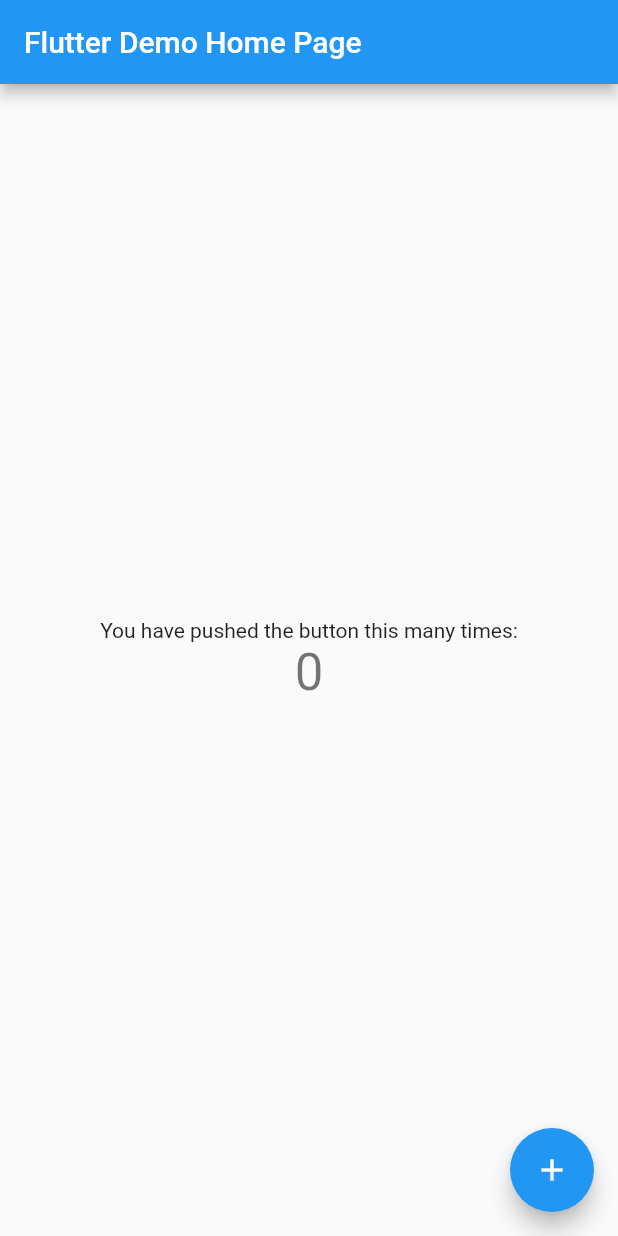
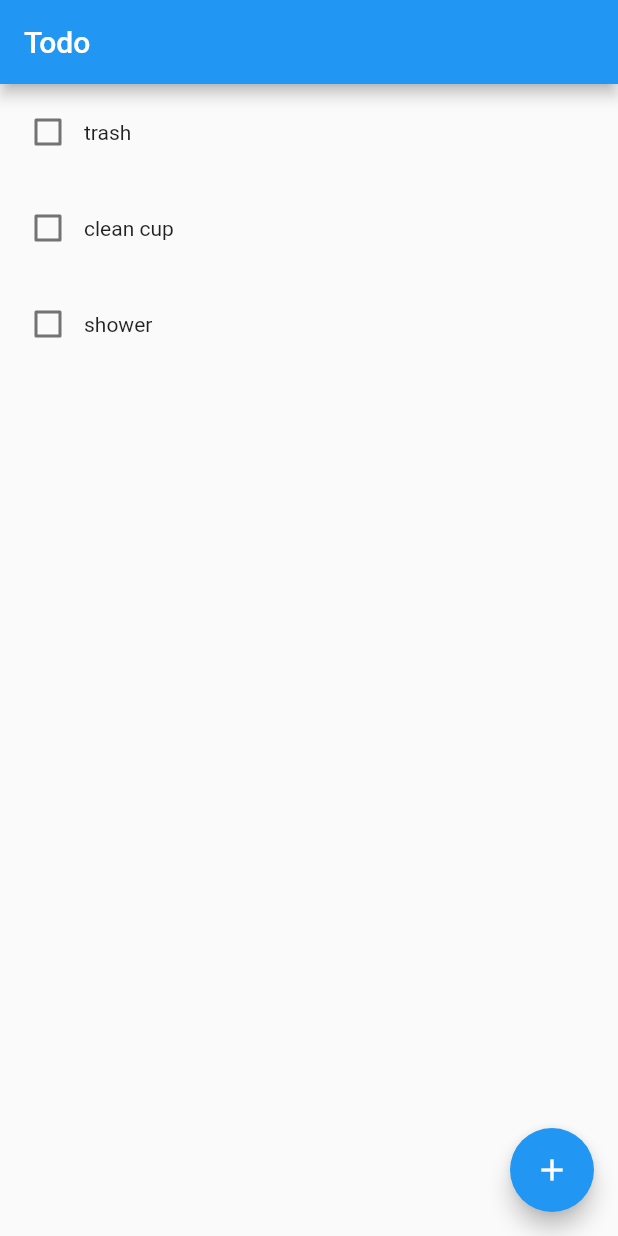
Before and after one commit to quangta93/todo, a Flutter app: the screen it shows after launch, on a phone screen of 412 x 824 dp. Run offline on Flutter 3.47's test engine with Material 2 defaults, Android fonts, the phone set to English and light mode, and no system bars.

Commit message:
list & todo item ui

```diff
--- /dev/null
+++ b/lib/home.dart
@@ -0,0 +1,52 @@
+import 'package:flutter/material.dart';
+import 'package:todo/todo.dart';
+import 'package:todo/todo_item.dart';
+
+
+class HomeScreen extends StatefulWidget {
+  HomeScreen({ Key key, this.title }) : super(key: key);
+
+  final String title;
+
+  @override
+  _HomeScreenState createState() => _HomeScreenState();
+}
+
+class _HomeScreenState extends State<HomeScreen> {
+  List<Todo> todos = List<Todo>();
+
+  @override
+  void initState() {
+    super.initState();
+
+    todos.add(Todo.create('trash'));
+    todos.add(Todo.create('clean cup'));
+    todos.add(Todo.create('shower'));
+  }
+
+  @override
+  Widget build(BuildContext context) {
+    return Scaffold(
+      appBar: AppBar(
+        title: Text(widget.title),
+      ),
+      body: ListView.builder(
+        itemCount: todos.length,
+        itemBuilder: (context, index) => TodoItem(
+          item: todos[index],
+          onChanged: (Todo _item) {
+            todos[index] = _item;
+            print('todos[$index] = ${_item.toString()}');
+          },
+        ),
+      ),
+      floatingActionButton: FloatingActionButton(
+        onPressed: () {
+          print('pressed');
+        },
+        tooltip: 'Increment',
+        child: Icon(Icons.add),
+      ),
+    );
+  }
+}
--- a/lib/main.dart
+++ b/lib/main.dart
@@ -1,111 +1,17 @@
 import 'package:flutter/material.dart';
+import 'package:todo/home.dart';
 
 void main() => runApp(MyApp());
 
 class MyApp extends StatelessWidget {
-  // This widget is the root of your application.
   @override
   Widget build(BuildContext context) {
     return MaterialApp(
-      title: 'Flutter Demo',
+      title: 'Todo',
       theme: ThemeData(
-        // This is the theme of your application.
-        //
-        // Try running your application with "flutter run". You'll see the
-        // application has a blue toolbar. Then, without quitting the app, try
-        // changing the primarySwatch below to Colors.green and then invoke
-        // "hot reload" (press "r" in the console where you ran "flutter run",
-        // or simply save your changes to "hot reload" in a Flutter IDE).
-        // Notice that the counter didn't reset back to zero; the application
-        // is not restarted.
         primarySwatch: Colors.blue,
       ),
-      home: MyHomePage(title: 'Flutter Demo Home Page'),
+      home: HomeScreen(title: 'Todo'),
     );
   }
 }
-
-class MyHomePage extends StatefulWidget {
-  MyHomePage({Key key, this.title}) : super(key: key);
-
-  // This widget is the home page of your application. It is stateful, meaning
-  // that it has a State object (defined below) that contains fields that affect
-  // how it looks.
-
-  // This class is the configuration for the state. It holds the values (in this
-  // case the title) provided by the parent (in this case the App widget) and
-  // used by the build method of the State. Fields in a Widget subclass are
-  // always marked "final".
-
-  final String title;
-
-  @override
-  _MyHomePageState createState() => _MyHomePageState();
-}
-
-class _MyHomePageState extends State<MyHomePage> {
-  int _counter = 0;
-
-  void _incrementCounter() {
-    setState(() {
-      // This call to setState tells the Flutter framework that something has
-      // changed in this State, which causes it to rerun the build method below
-      // so that the display can reflect the updated values. If we changed
-      // _counter without calling setState(), then the build method would not be
-      // called again, and so nothing would appear to happen.
-      _counter++;
-    });
-  }
-
-  @override
-  Widget build(BuildContext context) {
-    // This method is rerun every time setState is called, for instance as done
-    // by the _incrementCounter method above.
-    //
-    // The Flutter framework has been optimized to make rerunning build methods
-    // fast, so that you can just rebuild anything that needs updating rather
-    // than having to individually change instances of widgets.
-    return Scaffold(
-      appBar: AppBar(
-        // Here we take the value from the MyHomePage object that was created by
-        // the App.build method, and use it to set our appbar title.
-        title: Text(widget.title),
-      ),
-      body: Center(
-        // Center is a layout widget. It takes a single child and positions it
-        // in the middle of the parent.
-        child: Column(
-          // Column is also layout widget. It takes a list of children and
-          // arranges them vertically. By default, it sizes itself to fit its
-          // children horizontally, and tries to be as tall as its parent.
-          //
-          // Invoke "debug painting" (press "p" in the console, choose the
-          // "Toggle Debug Paint" action from the Flutter Inspector in Android
-          // Studio, or the "Toggle Debug Paint" command in Visual Studio Code)
-          // to see the wireframe for each widget.
-          //
-          // Column has various properties to control how it sizes itself and
-          // how it positions its children. Here we use mainAxisAlignment to
-          // center the children vertically; the main axis here is the vertical
-          // axis because Columns are vertical (the cross axis would be
-          // horizontal).
-          mainAxisAlignment: MainAxisAlignment.center,
-          children: <Widget>[
-            Text(
-              'You have pushed the button this many times:',
-            ),
-            Text(
-              '$_counter',
-              style: Theme.of(context).textTheme.display1,
-            ),
-          ],
-        ),
-      ),
-      floatingActionButton: FloatingActionButton(
-        onPressed: _incrementCounter,
-        tooltip: 'Increment',
-        child: Icon(Icons.add),
-      ), // This trailing comma makes auto-formatting nicer for build methods.
-    );
-  }
-}
--- /dev/null
+++ b/lib/todo.dart
@@ -0,0 +1,28 @@
+
+enum TodoState {
+  INCOMPLETE,
+  COMPLETED,
+  // ARCHIVED,
+}
+
+class Todo {
+  static int counter = 0;
+
+  final int id;
+  String text;
+  TodoState state;
+
+  Todo(this.text, this.state) :
+    assert(text != null && text.isNotEmpty),
+    assert(state != null),
+    id = Todo.counter++;
+
+  Todo.create(this.text) :
+    id = Todo.counter++,
+    state = TodoState.INCOMPLETE;
+
+  @override
+  String toString() {
+    return 'id = $id; state = $state; text = $text';
+  }
+}
--- /dev/null
+++ b/lib/todo_item.dart
@@ -0,0 +1,56 @@
+import 'package:flutter/material.dart';
+import 'package:todo/todo.dart';
+
+
+class TodoItem extends StatefulWidget {
+  final Todo item;
+  final ValueChanged<Todo> onChanged;
+
+  TodoItem({ this.item, this.onChanged });
+
+  _TodoItemState createState() => _TodoItemState(item.state);
+}
+
+class _TodoItemState extends State<TodoItem> {
+  TodoState _state;
+
+  _TodoItemState(this._state);
+
+  Widget _buildCheckbox() {
+    return Checkbox(
+      value: (_state == TodoState.COMPLETED),
+      onChanged: (bool newValue) {
+        setState(() {
+          _state = newValue ? TodoState.COMPLETED : TodoState.INCOMPLETE;
+        });
+
+        widget.item.state = _state;
+        widget.onChanged(widget.item);
+      },
+    );
+  }
+
+  Widget _buildText() {
+    return Expanded(
+      child: Text(
+        widget.item.text,
+        style: (_state == TodoState.INCOMPLETE) ? null : TextStyle(
+          decoration: TextDecoration.lineThrough,
+        ),
+      ),
+    );
+  }
+
+  @override
+  Widget build(BuildContext context) {
+    return Padding(
+      padding: EdgeInsets.all(8.0),
+      child: Row(
+        children: <Widget>[
+          _buildCheckbox(),
+          _buildText(),
+        ],
+      ),
+    );
+  }
+}
```
